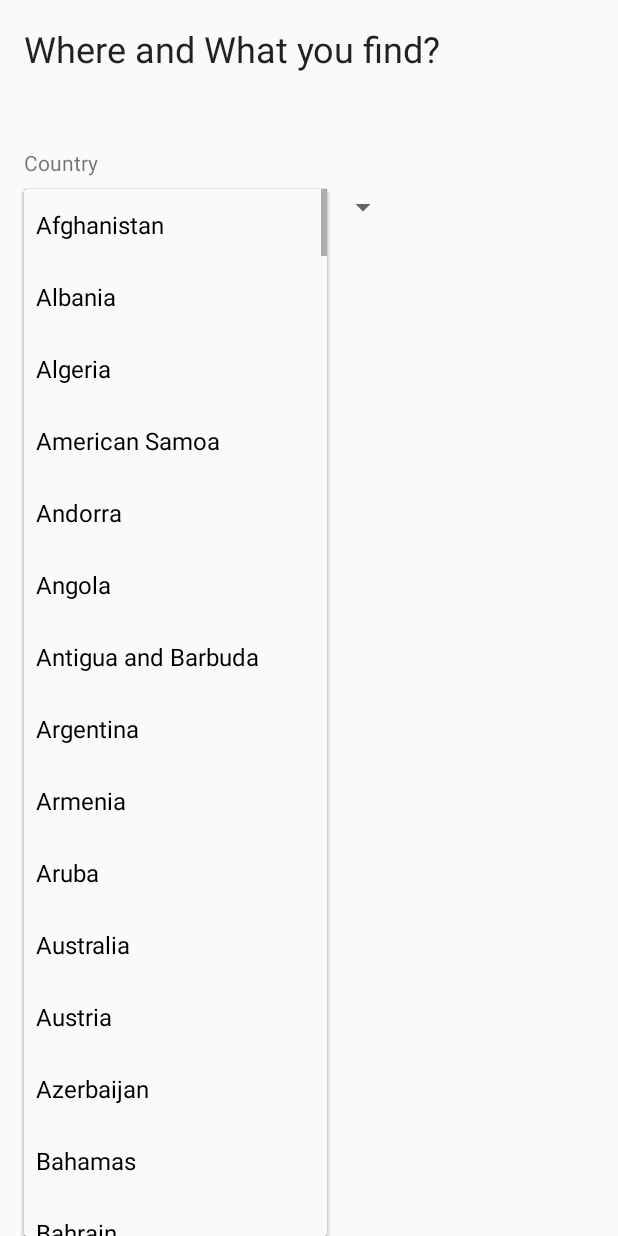
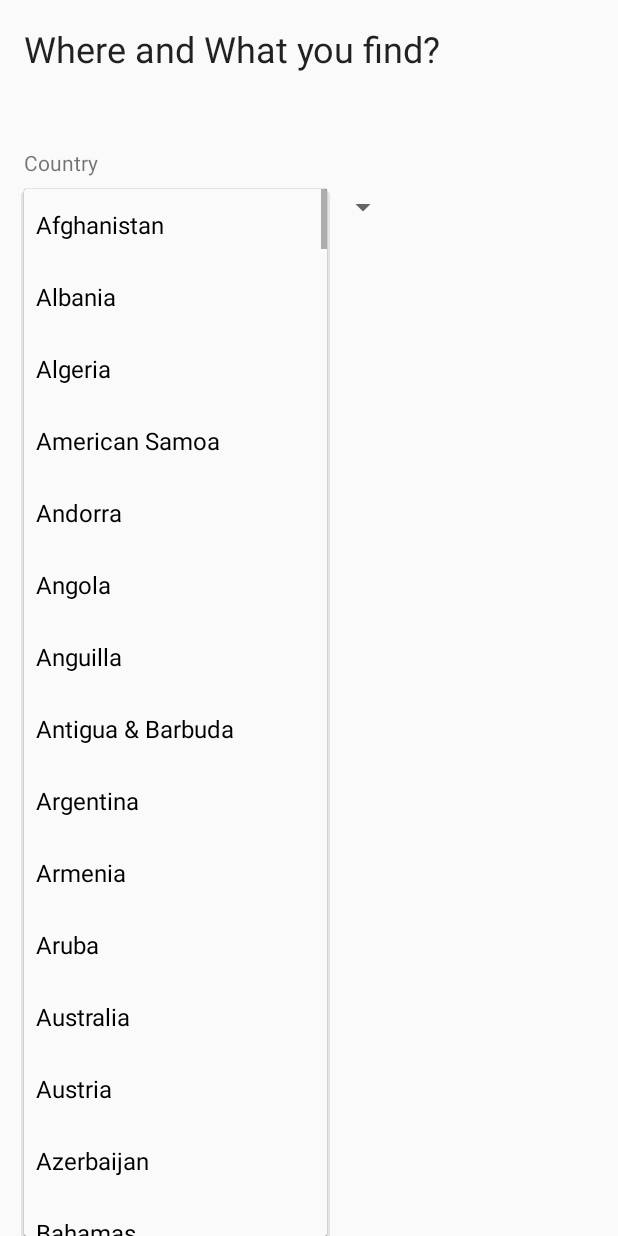
Before and after one commit to oli799/Findit, an Android app: the findActivity screen opened directly, with no data from a screen before it, after a tap on "Afghanistan", on a phone screen of 412 x 824 dp. Run offline under Robolectric (Android 15) with nearby library versions, the phone set to English and light mode, and no system bars; libraries missing offline, so code that uses them is left out: com.mukesh.countrypicker.

Commit message:
improve get countries

```diff
--- a/app/src/main/AndroidManifest.xml
+++ b/app/src/main/AndroidManifest.xml
@@ -1,6 +1,8 @@
 <?xml version="1.0" encoding="utf-8"?>
 <manifest xmlns:android="http://schemas.android.com/apk/res/android"
           package="rdev.findit">
+
+    <uses-permission android:name="android.permission.INTERNET" />
 
     <application
         android:allowBackup="true"
--- a/app/src/main/java/rdev/findit/findActivity.java
+++ b/app/src/main/java/rdev/findit/findActivity.java
@@ -19,6 +19,9 @@ import static android.R.layout.simple_spinner_dropdown_item;
 public class findActivity extends AppCompatActivity {
 
 
+
+
+
     @Override
     protected void onCreate(Bundle savedInstanceState) {
         super.onCreate(savedInstanceState);
@@ -29,13 +32,27 @@ public class findActivity extends AppCompatActivity {
 
         Spinner spinner_county = (Spinner) findViewById(R.id.spinner_country);
 
-        ArrayAdapter<CharSequence> adapter = ArrayAdapter.createFromResource(this,
-                R.array.countries, android.R.layout.simple_spinner_item);
 
-        adapter.setDropDownViewResource(android.R.layout.simple_spinner_dropdown_item);
+        Locale[] locates = Locale.getAvailableLocales();
+        ArrayList<String> countries = new ArrayList<String>();
+        for (Locale locale : locates) {
+            String country = locale.getDisplayCountry();
+            if (country.trim().length() > 0 && !countries.contains(country)) {
+                countries.add(country);
+            }
+        }
 
+        Collections.sort(countries);
+        for (String country : countries) {
+            System.out.println(country);
+        }
 
-        spinner_county.setAdapter(adapter);
+        ArrayAdapter<String> countryAdapter = new ArrayAdapter<String>(this,
+                android.R.layout.simple_spinner_item, countries);
+
+        countryAdapter.setDropDownViewResource(android.R.layout.simple_spinner_dropdown_item);
+        // Apply the adapter to the your spinner
+        spinner_county.setAdapter(countryAdapter);
 
 
 
--- a/app/src/main/res/values/countries.xml
+++ /dev/null
@@ -1,232 +0,0 @@
-<?xml version="1.0" encoding="utf-8"?>
-<resources>
-    <string-array name="countries" formatted="false" translatable="false">
-        <item>Afghanistan</item>
-        <item>Albania</item>
-        <item>Algeria</item>
-        <item>American Samoa</item>
-        <item>Andorra</item>
-        <item>Angola</item>
-        <item>Antigua and Barbuda</item>
-        <item>Argentina</item>
-        <item>Armenia</item>
-        <item>Aruba</item>
-        <item>Australia</item>
-        <item>Austria</item>
-        <item>Azerbaijan</item>
-        <item>Bahamas</item>
-        <item>Bahrain</item>
-        <item>Bangladesh</item>
-        <item>Barbados</item>
-        <item>Belarus</item>
-        <item>Belgium</item>
-        <item>Belize</item>
-        <item>Benin</item>
-        <item>Bermuda</item>
-        <item>Bhutan</item>
-        <item>Bolivia</item>
-        <item>Bosnia and Herzegovina</item>
-        <item>Botswana</item>
-        <item>Brazil</item>
-        <item>British Virgin Islands</item>
-        <item>Brunei</item>
-        <item>Bulgaria</item>
-        <item>Burkina Faso</item>
-        <item>Burundi</item>
-        <item>Cambodia</item>
-        <item>Cameroon</item>
-        <item>Canada</item>
-        <item>Canary Islands</item>
-        <item>Cape Verde</item>
-        <item>Cayman Islands</item>
-        <item>Central African Republic</item>
-        <item>Ceuta and Melilla</item>
-        <item>Chad</item>
-        <item>Chile</item>
-        <item>China</item>
-        <item>Colombia</item>
-        <item>Comoros</item>
-        <item>Congo [DRC]</item>
-        <item>Congo [Republic]</item>
-        <item>Costa Rica</item>
-        <item>Croatia</item>
-        <item>Cuba</item>
-        <item>Curaçao</item>
-        <item>Cyprus</item>
-        <item>Czech Republic</item>
-        <item>Côte d’Ivoire</item>
-        <item>Denmark</item>
-        <item>Djibouti</item>
-        <item>Dominica</item>
-        <item>Dominican Republic</item>
-        <item>Ecuador</item>
-        <item>Egypt</item>
-        <item>El Salvador</item>
-        <item>Equatorial Guinea</item>
-        <item>Eritrea</item>
-        <item>Estonia</item>
-        <item>Ethiopia</item>
-        <item>Europe</item>
-        <item>Faroe Islands</item>
-        <item>Fiji</item>
-        <item>Finland</item>
-        <item>France</item>
-        <item>French Guiana</item>
-        <item>French Polynesia</item>
-        <item>Gabon</item>
-        <item>Gambia</item>
-        <item>Georgia</item>
-        <item>Germany</item>
-        <item>Ghana</item>
-        <item>Gibraltar</item>
-        <item>Greece</item>
-        <item>Greenland</item>
-        <item>Grenada</item>
-        <item>Guadeloupe</item>
-        <item>Guam</item>
-        <item>Guatemala</item>
-        <item>Guernsey</item>
-        <item>Guinea</item>
-        <item>Guinea-Bissau</item>
-        <item>Guyana</item>
-        <item>Haiti</item>
-        <item>Honduras</item>
-        <item>Hong Kong</item>
-        <item>Hungary</item>
-        <item>Iceland</item>
-        <item>India</item>
-        <item>Indonesia</item>
-        <item>Iran</item>
-        <item>Iraq</item>
-        <item>Ireland</item>
-        <item>Isle of Man</item>
-        <item>Israel</item>
-        <item>Italy</item>
-        <item>Jamaica</item>
-        <item>Japan</item>
-        <item>Jersey</item>
-        <item>Jordan</item>
-        <item>Kazakhstan</item>
-        <item>Kenya</item>
-        <item>Kiribati</item>
-        <item>Kuwait</item>
-        <item>Kyrgyzstan</item>
-        <item>Laos</item>
-        <item>Latin America</item>
-        <item>Latvia</item>
-        <item>Lebanon</item>
-        <item>Lesotho</item>
-        <item>Liberia</item>
-        <item>Libya</item>
-        <item>Liechtenstein</item>
-        <item>Lithuania</item>
-        <item>Luxembourg</item>
-        <item>Macau</item>
-        <item>Macedonia [FYROM]</item>
-        <item>Madagascar</item>
-        <item>Malawi</item>
-        <item>Malaysia</item>
-        <item>Mali</item>
-        <item>Malta</item>
-        <item>Marshall Islands</item>
-        <item>Martinique</item>
-        <item>Mauritania</item>
-        <item>Mauritius</item>
-        <item>Mayotte</item>
-        <item>Mexico</item>
-        <item>Micronesia</item>
-        <item>Moldova</item>
-        <item>Monaco</item>
-        <item>Mongolia</item>
-        <item>Montenegro</item>
-        <item>Morocco</item>
-        <item>Mozambique</item>
-        <item>Myanmar [Burma]</item>
-        <item>Namibia</item>
-        <item>Nepal</item>
-        <item>Netherlands</item>
-        <item>New Caledonia</item>
-        <item>New Zealand</item>
-        <item>Nicaragua</item>
-        <item>Niger</item>
-        <item>Nigeria</item>
-        <item>North Korea</item>
-        <item>Northern Mariana Islands</item>
-        <item>Norway</item>
-        <item>Oman</item>
-        <item>Pakistan</item>
-        <item>Palau</item>
-        <item>Palestine</item>
-        <item>Panama</item>
-        <item>Papua New Guinea</item>
-        <item>Paraguay</item>
-        <item>Peru</item>
-        <item>Philippines</item>
-        <item>Poland</item>
-        <item>Portugal</item>
-        <item>Puerto Rico</item>
-        <item>Qatar</item>
-        <item>Romania</item>
-        <item>Russia</item>
-        <item>Rwanda</item>
-        <item>Réunion</item>
-        <item>Saint Barthélemy</item>
-        <item>Saint Kitts and Nevis</item>
-        <item>Saint Lucia</item>
-        <item>Saint Martin</item>
-        <item>Saint Vincent and the Grenadines</item>
-        <item>Samoa</item>
-        <item>San Marino</item>
-        <item>Saudi Arabia</item>
-        <item>Senegal</item>
-        <item>Serbia</item>
-        <item>Seychelles</item>
-        <item>Sierra Leone</item>
-        <item>Singapore</item>
-        <item>Sint Maarten</item>
-        <item>Slovakia</item>
-        <item>Slovenia</item>
-        <item>Solomon Islands</item>
-        <item>Somalia</item>
-        <item>South Africa</item>
-        <item>South Korea</item>
-        <item>South Sudan</item>
-        <item>Spain</item>
-        <item>Sri Lanka</item>
-        <item>Sudan</item>
-        <item>Suriname</item>
-        <item>Swaziland</item>
-        <item>Sweden</item>
-        <item>Switzerland</item>
-        <item>Syria</item>
-        <item>São Tomé and Príncipe</item>
-        <item>Taiwan</item>
-        <item>Tanzania</item>
-        <item>Thailand</item>
-        <item>Timor-Leste</item>
-        <item>Togo</item>
-        <item>Tonga</item>
-        <item>Trinidad and Tobago</item>
-        <item>Tunisia</item>
-        <item>Turkey</item>
-        <item>Turks and Caicos Islands</item>
-        <item>U.S. Outlying Islands</item>
-        <item>U.S. Virgin Islands</item>
-        <item>Uganda</item>
-        <item>Ukraine</item>
-        <item>United Arab Emirates</item>
-        <item>United Kingdom</item>
-        <item>United States</item>
-        <item>Uruguay</item>
-        <item>Uzbekistan</item>
-        <item>Vanuatu</item>
-        <item>Venezuela</item>
-        <item>Vietnam</item>
-        <item>Western Sahara</item>
-        <item>Yemen</item>
-        <item>Zambia</item>
-        <item>Zimbabwe</item>
-        <item>Åland Islands</item>
-    </string-array>
-
-</resources>
```
